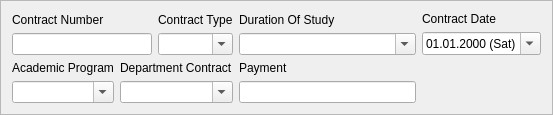
Before: the Qt Designer form frameaddcontract.ui in sadovskiy/sysman, drawn with Qt 5.
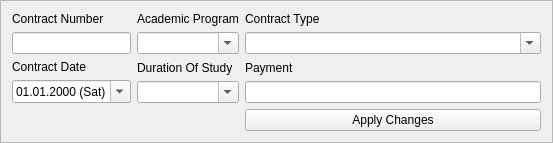
After: the same form once the commit is applied.

```diff
--- a/frameaddcontract.ui
+++ b/frameaddcontract.ui
@@ -7,7 +7,7 @@
     <x>0</x>
     <y>0</y>
     <width>553</width>
-    <height>112</height>
+    <height>143</height>
    </rect>
   </property>
   <property name="windowTitle">
@@ -34,12 +34,26 @@
      </item>
     </layout>
    </item>
-   <item row="0" column="2">
+   <item row="1" column="4">
+    <layout class="QVBoxLayout" name="verticalLayoutPayment">
+     <item>
+      <widget class="QLabel" name="labelPayment">
+       <property name="text">
+        <string>Payment</string>
+       </property>
+      </widget>
+     </item>
+     <item>
+      <widget class="QLineEdit" name="lineEditPayment"/>
+     </item>
+    </layout>
+   </item>
+   <item row="0" column="2" colspan="2">
     <layout class="QVBoxLayout" name="verticalLayoutContractType">
      <item>
-      <widget class="QLabel" name="labelContractType">
+      <widget class="QLabel" name="labelAcademicProgram">
        <property name="text">
-        <string>Contract Type</string>
+        <string>Academic Program</string>
        </property>
       </widget>
      </item>
@@ -52,25 +66,25 @@
      </item>
     </layout>
    </item>
-   <item row="0" column="3">
-    <layout class="QVBoxLayout" name="verticalLayoutYearOfStudy">
-     <item>
-      <widget class="QLabel" name="labelDurationOfStudy">
-       <property name="text">
-        <string>Duration Of Study</string>
-       </property>
-      </widget>
-     </item>
-     <item>
-      <widget class="QComboBox" name="comboBoxDurationOfStudy">
-       <property name="editable">
-        <bool>true</bool>
-       </property>
-      </widget>
-     </item>
-    </layout>
-   </item>
    <item row="0" column="4">
+    <layout class="QVBoxLayout" name="verticalLayoutacAdemicProgram">
+     <item>
+      <widget class="QLabel" name="labelContractType">
+       <property name="text">
+        <string>Contract Type</string>
+       </property>
+      </widget>
+     </item>
+     <item>
+      <widget class="QComboBox" name="comboBoxAcademicProgram">
+       <property name="editable">
+        <bool>true</bool>
+       </property>
+      </widget>
+     </item>
+    </layout>
+   </item>
+   <item row="1" column="0" colspan="2">
     <layout class="QVBoxLayout" name="verticalLayoutContractDate">
      <item>
       <widget class="QLabel" name="labelContractDate">
@@ -91,17 +105,17 @@
      </item>
     </layout>
    </item>
-   <item row="1" column="0">
-    <layout class="QVBoxLayout" name="verticalLayoutacAdemicProgram">
+   <item row="1" column="2" colspan="2">
+    <layout class="QVBoxLayout" name="verticalLayoutYearOfStudy">
      <item>
-      <widget class="QLabel" name="labelAcademicProgram">
+      <widget class="QLabel" name="labelDurationOfStudy">
        <property name="text">
-        <string>Academic Program</string>
+        <string>Duration Of Study</string>
        </property>
       </widget>
      </item>
      <item>
-      <widget class="QComboBox" name="comboBoxAcademicProgram">
+      <widget class="QComboBox" name="comboBoxDurationOfStudy">
        <property name="editable">
         <bool>true</bool>
        </property>
@@ -109,37 +123,12 @@
      </item>
     </layout>
    </item>
-   <item row="1" column="1" colspan="2">
-    <layout class="QVBoxLayout" name="verticalLayoutDepartmentContract">
-     <item>
-      <widget class="QLabel" name="labelDepartmentContract">
-       <property name="text">
-        <string>Department Contract</string>
-       </property>
-      </widget>
-     </item>
-     <item>
-      <widget class="QComboBox" name="comboBoxDepartmentContract">
-       <property name="editable">
-        <bool>true</bool>
-       </property>
-      </widget>
-     </item>
-    </layout>
-   </item>
-   <item row="1" column="3">
-    <layout class="QVBoxLayout" name="verticalLayoutPayment">
-     <item>
-      <widget class="QLabel" name="labelPayment">
-       <property name="text">
-        <string>Payment</string>
-       </property>
-      </widget>
-     </item>
-     <item>
-      <widget class="QLineEdit" name="lineEditPayment"/>
-     </item>
-    </layout>
+   <item row="2" column="4">
+    <widget class="QPushButton" name="pushButton">
+     <property name="text">
+      <string>Apply Changes</string>
+     </property>
+    </widget>
    </item>
   </layout>
   <zorder>layoutWidget</zorder>
```
Left out of the diff: 8 changed lines with no effect on the pictures.
